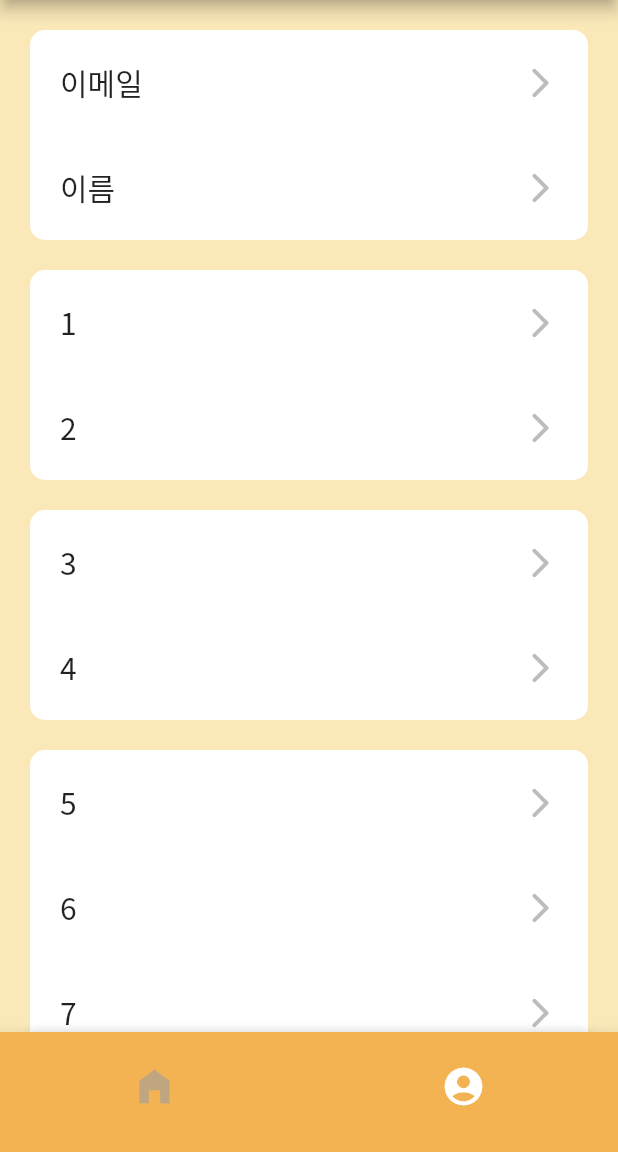
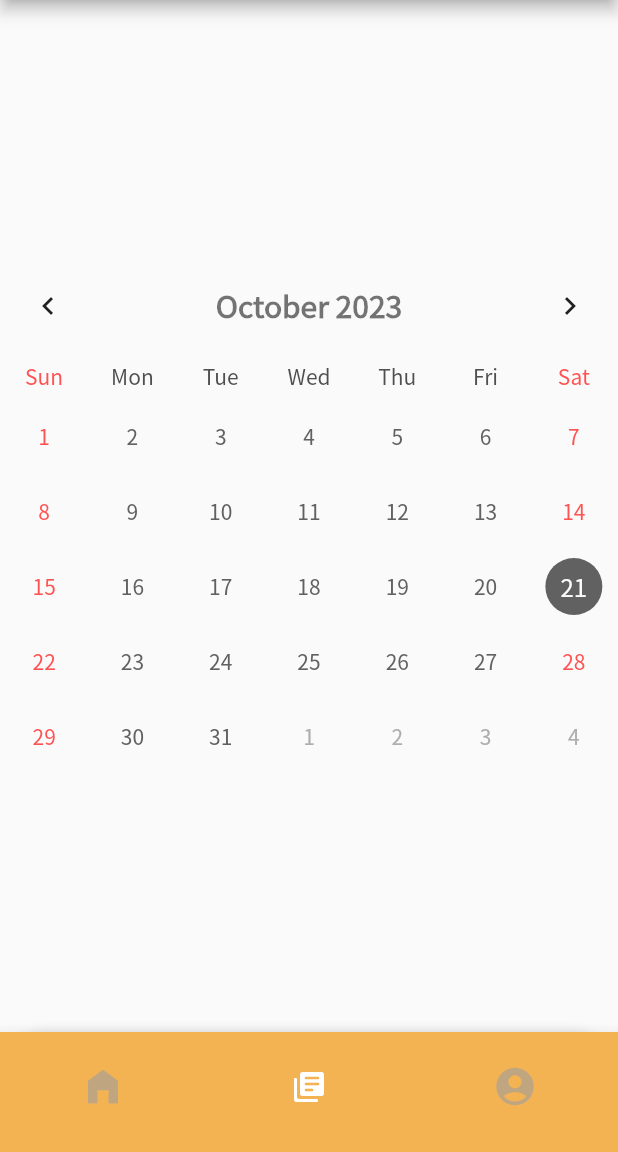
Before and after one commit to 6eom9eun/timeDam, a Flutter app: the MainPage screen opened by its route, item 2 of the bottom bar chosen, on a phone screen of 412 x 824 dp, the part 84-1236 px from its top. Run offline on Flutter 3.47's test engine with Material 2 defaults, Android fonts, the phone set to English and light mode, and no system bars; drawn by our look-alikes of table_calendar; our stand-ins replace cloud_firestore, firebase_auth, firebase_core, google_sign_in; accounts and stored records are empty.

Commit message:
Table_Calendar test

```diff
--- a/lib/app.dart
+++ b/lib/app.dart
@@ -17,7 +17,7 @@ class _MyAppState extends State<MyApp> {
         '/login': (context) => const LoginPage(),
         '/home': (context) => const MainPage(),
       },
-      initialRoute: '/login',
+      initialRoute: '/login', //초기 라우트
       home: const LoginPage(),
       theme: ThemeData(
         fontFamily: 'Noto_Sans_KR',
--- a/lib/screens/home.dart
+++ b/lib/screens/home.dart
@@ -31,32 +31,14 @@ class _HomeState extends State<Home> {
                 ),
                 textAlign: TextAlign.center,
               ),
-              SizedBox(height: 60),
-              ElevatedButton(
-                onPressed: () {},
-                child: Text(
-                  '추억 생성',
-                  style: TextStyle(fontSize: 20),
-                ),
-                style: ElevatedButton.styleFrom(
-                  primary: Colors.amber,
-                  onPrimary: Colors.white,
-                  padding: EdgeInsets.symmetric(horizontal: 60, vertical: 20),
-                  shape: RoundedRectangleBorder(
-                    borderRadius: BorderRadius.circular(30),
-                  ),
-                ),
-              ),
               SizedBox(height: 15),
               ElevatedButton(
                 onPressed: () {},
                 child: Padding(
                   padding: const EdgeInsets.symmetric(horizontal: 8.0),
-                  child: Row(
-                    mainAxisSize: MainAxisSize.min,
-                    children: [
-                      Icon(Icons.mic, size: 45),
-                    ],
+                  child: Text(
+                    '추억 생성',
+                    style: TextStyle(fontSize: 20),
                   ),
                 ),
                 style: ElevatedButton.styleFrom(
--- a/lib/screens/mainPage.dart
+++ b/lib/screens/mainPage.dart
@@ -1,6 +1,7 @@
 import 'package:flutter/material.dart';
+import 'package:memo_re/screens/home.dart';
+import 'package:memo_re/screens/memoryPage.dart';
 import 'package:memo_re/screens/myPage.dart';
-import 'package:memo_re/screens/home.dart';
 import 'package:firebase_auth/firebase_auth.dart';
 import 'package:memo_re/utils/vars.dart';
 
@@ -19,6 +20,10 @@ class _MainPageState extends State<MainPage> {
       icon: Icon(Icons.home_filled, size: 30.0,),
     ),
     BottomNavigationBarItem(
+      icon: Icon(Icons.library_books_rounded),
+      label: '목록',
+    ),
+    BottomNavigationBarItem(
       label: '내 페이지',
       icon: Icon(Icons.account_circle, size: 30.0,),
     ),
@@ -26,6 +31,7 @@ class _MainPageState extends State<MainPage> {
 
   List pages = [
     Home(),
+    MemoryPage(),
     MyPage(),
   ];
 
--- /dev/null
+++ b/lib/screens/memoryPage.dart
@@ -0,0 +1,35 @@
+import 'package:flutter/material.dart';
+import 'package:memo_re/widgets/calendar2_widget.dart';
+
+
+class MemoryPage extends StatefulWidget {
+  const MemoryPage({super.key});
+
+  @override
+  State<MemoryPage> createState() => _MemoryPageState();
+}
+
+class _MemoryPageState extends State<MemoryPage> {
+  DateTime _focusedDay = DateTime.now();
+  DateTime _selectedDay = DateTime.now();
+
+  void _onDaySelected(DateTime selectedDay) {
+    setState(() {
+      _selectedDay = selectedDay;
+      _focusedDay = selectedDay;
+    });
+  }
+
+  @override
+  Widget build(BuildContext context) {
+    return Scaffold(
+      body: Center(
+        child: Calendar2(
+          focusedDay: _focusedDay,
+          selectedDay: _selectedDay,
+          onDaySelected: _onDaySelected,
+        ),
+      ),
+    );
+  }
+}
--- /dev/null
+++ b/lib/widgets/calendar2_widget.dart
@@ -0,0 +1,65 @@
+import 'package:flutter/material.dart';
+import 'package:table_calendar/table_calendar.dart';
+import 'package:memo_re/utils/vars.dart';
+import 'package:intl/intl.dart';
+
+class Calendar2 extends StatefulWidget {
+  final DateTime focusedDay;
+  final DateTime selectedDay;
+  final Function(DateTime) onDaySelected;
+
+  const Calendar2({
+    Key? key,
+    required this.focusedDay,
+    required this.selectedDay,
+    required this.onDaySelected,
+
+  }) : super(key: key);
+
+  @override
+  _Calendar2State createState() => _Calendar2State();
+}
+
+class _Calendar2State extends State<Calendar2> {
+  @override
+  Widget build(BuildContext context) {
+    return TableCalendar(
+      focusedDay: widget.focusedDay,
+      selectedDayPredicate: (day) => isSameDay(widget.selectedDay, day),
+      firstDay: DateTime(2022, 1, 1),
+      lastDay: DateTime(2023, 12, 31),
+      rowHeight: 50, // 더 높은 행으로 좀 더 공간을 제공합니다.
+      daysOfWeekHeight: 30, // 요일 표시 부분의 높이를 늘렸습니다.
+      headerVisible: true,
+      headerStyle: HeaderStyle(
+        titleCentered: true, // 제목을 중앙에 위치시킵니다.
+        titleTextStyle: TextStyle(
+          color: Colors.black54,
+          fontSize: 20,
+          fontWeight: FontWeight.bold,
+        ),
+        formatButtonVisible: false, // 달력 형식 변경 버튼을 숨깁니다.
+      ),
+      daysOfWeekStyle: DaysOfWeekStyle(
+        weekendStyle: TextStyle(color: Colors.redAccent),
+      ),
+      calendarStyle: CalendarStyle(
+        defaultTextStyle: TextStyle(color: Colors.grey[700]),
+        weekendTextStyle: TextStyle(color: Colors.redAccent),
+        todayDecoration: BoxDecoration(
+          color: Color(0xFFF4C54F),
+          shape: BoxShape.circle,
+        ),
+        selectedDecoration: BoxDecoration(
+          color: Colors.grey[700],
+          shape: BoxShape.circle,
+        ),
+      ),
+      onDaySelected: (selectedDay, focusedDay) {
+        widget.onDaySelected(selectedDay);
+      },
+      onPageChanged: widget.onDaySelected,
+      calendarFormat: CalendarFormat.month,
+    );
+  }
+}
--- a/pubspec.yaml
+++ b/pubspec.yaml
@@ -46,6 +46,8 @@ dependencies:
   image_picker: ^0.8.4+11
   firebase_storage: ^11.0.11
   permission_handler: ^10.3.0
+  table_calendar: ^3.0.9
+  intl: ^0.18.1
 
 
 
@@ -73,7 +75,6 @@ flutter:
 
   # To add assets to your application, add an assets section, like this:
   assets:
-    - assets/images/
     - assets/
 
   # An image asset can refer to one or more resolution-specific "variants", see
```
Also changed, not shown: pubspec.lock.
